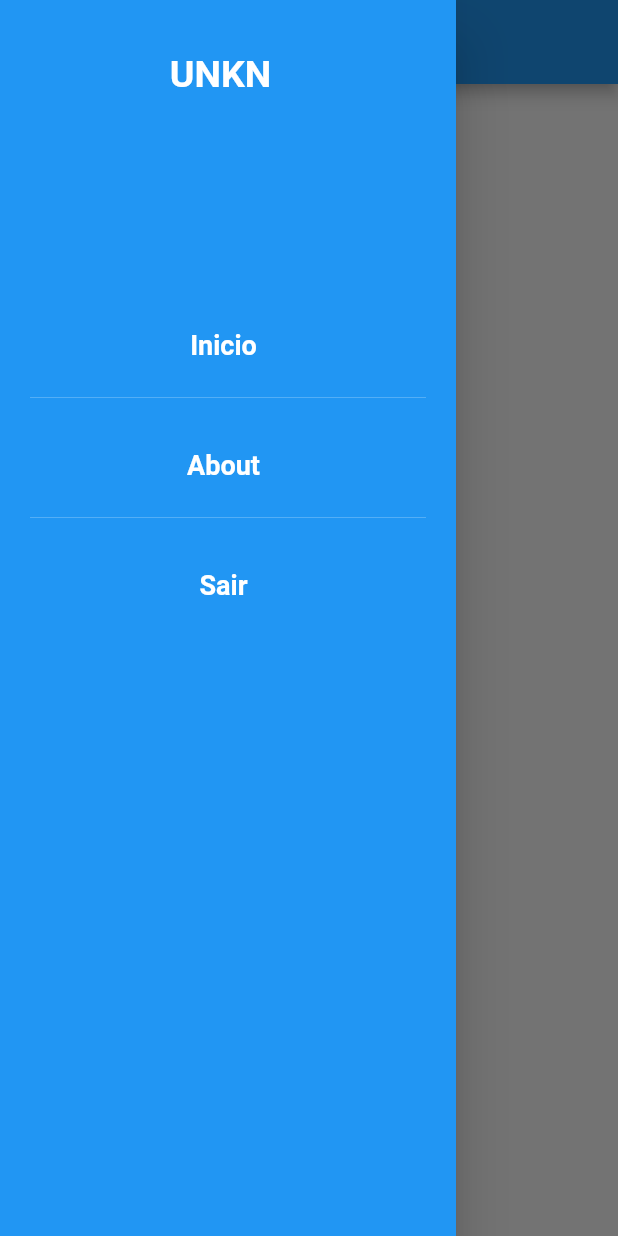
After one commit to steevedevops/unknperson, a Flutter app: the HomeScreen screen opened directly, with the side drawer open, on a phone screen of 412 x 824 dp. The commit adds this screen. Run offline on Flutter 3.47's test engine with Material 2 defaults, Android fonts, the light colour scheme and no system bars; our stand-ins replace connectivity, modal_progress_hud, shared_preferences; accounts and stored records are empty.

Commit message:
finalizado tela de inicial e controle de login para un usuario determinado

```diff
--- /dev/null
+++ b/lib/models/Usuario.dart
@@ -0,0 +1,30 @@
+class Usuario {
+  String sessionid;
+  String fullName;
+  String email;
+  String urlapi;
+  bool logado;
+  String msg_login;
+  Usuario({this.sessionid, this.fullName, this.email, this.urlapi, this.logado, this.msg_login});
+
+  Usuario.fromJson(Map<String, dynamic> json) {
+    sessionid = json['sessionid'];
+    fullName = json['fullName'];
+    email = json['email'];
+    urlapi = json['urlapi'];
+    logado = json['logado'];
+    msg_login = json['msg_login'];
+  }
+
+  Map<String, dynamic> toJson() {
+    final Map<String, dynamic> data = new Map<String, dynamic>();
+    data['sessionid'] = this.sessionid;
+    data['fullName'] = this.fullName;
+    data['email'] = this.email;
+    data['urlapi'] = this.urlapi;
+    data['logado'] = this.logado;
+    data['msg_login'] = this.msg_login;
+
+    return data;
+  }
+}
--- /dev/null
+++ b/lib/screen/home.dart
@@ -0,0 +1,52 @@
+import 'package:flutter/material.dart';
+import 'package:shared_preferences/shared_preferences.dart';
+import 'package:unknperson/widget/sidebar/sidebar.dart';
+
+class HomeScreen extends StatefulWidget {
+  @override
+  _HomeScreenState createState() => _HomeScreenState();
+}
+
+class _HomeScreenState extends State<HomeScreen> {
+  String name;
+  String email;
+  final GlobalKey<ScaffoldState> _scaffoldKey = new GlobalKey<ScaffoldState>();
+  @override
+  void initState() {
+    // TODO: implement initState
+    super.initState();
+    _getinformat();
+  }
+
+  @override
+  Widget build(BuildContext context) {
+    return WillPopScope(
+        onWillPop: () async {
+          SharedPreferences prefs = await SharedPreferences.getInstance();
+          if (prefs.getString('sessionid') != null) {
+            Future.value(false);
+          }
+        },
+        child: new Scaffold(
+          key: _scaffoldKey,
+          appBar: new AppBar(
+            backgroundColor: Theme.of(context).primaryColor,
+          ),
+          drawer: Sidebar(username: this.name, email: this.email),
+          body: Container(
+              child: Center(
+            child: Text('Hello this is me ${name}'),
+          )),
+        ));
+  }
+
+  _getinformat() async {
+    SharedPreferences prefs = await SharedPreferences.getInstance();
+    setState(() {
+      name = prefs.getString('fullname');
+      email = prefs.getString('email');
+    });
+
+    print('email cadastrado e ${prefs.getString('email')}');
+  }
+}
--- /dev/null
+++ b/lib/widget/sidebar/sidbar_items.dart
@@ -0,0 +1,42 @@
+import 'package:flutter/material.dart';
+
+class SidebarItem extends StatelessWidget {
+  final IconData icon;
+  final String text;
+  final Function onTap;
+
+  SidebarItem(this.icon, this.text, this.onTap);
+
+  @override
+  Widget build(BuildContext context) {
+    return Padding(
+      padding: EdgeInsets.fromLTRB(0.0, 10, 30.0, 0),
+      child: InkWell(
+          splashColor: Colors.blueAccent,
+          onTap: onTap,
+          child: Container(
+            color: Theme.of(context).primaryColor,
+            height: 40,
+            child: Row(
+              mainAxisAlignment: MainAxisAlignment.center,
+              children: <Widget>[
+                Row(
+                  children: <Widget>[
+                    Icon(icon, color: Colors.orange),
+                    Padding(
+                      padding: const EdgeInsets.all(0.0),
+                      child: Text(text,
+                          style: TextStyle(
+                              fontSize: 18.0,
+                              color: Colors.white,
+                              fontWeight: FontWeight.bold)),
+                    ),
+                  ],
+                ),
+                // Icon(Icons.arrow_right),
+              ],
+            ),
+          )),
+    );
+  }
+}
--- /dev/null
+++ b/lib/widget/sidebar/sidebar.dart
@@ -0,0 +1,77 @@
+import 'package:flutter/material.dart';
+import 'package:unknperson/widget/sidebar/sidbar_items.dart';
+
+class Sidebar extends StatelessWidget {
+  String username;
+  String email;
+  Sidebar({this.username, this.email});
+  @override
+  Widget build(BuildContext context) {
+    return SafeArea(
+      child: Drawer(
+          child: Container(
+        color: Theme.of(context).primaryColor,
+        child: ListView(
+          children: <Widget>[
+            SafeArea(
+                child: Container(
+                    child: Center(
+              child: Column(
+                mainAxisAlignment: MainAxisAlignment.center,
+                children: <Widget>[
+                  Container(
+                    padding: EdgeInsets.fromLTRB(0.0, 35.0, 10.0, 30.0),
+                    child: Text("UNKN",
+                        style: TextStyle(
+                          fontSize: 25.0,
+                          fontWeight: FontWeight.bold,
+                          color: Colors.white,
+                        )),
+                  ),
+                  Container(
+                    child: ListTile(
+                        title: Center(
+                          heightFactor: 2.0,
+                          child: Text('${this.username}',
+                              style: TextStyle(
+                                  color: Colors.white,
+                                  fontSize: 21,
+                                  fontWeight: FontWeight.w800)),
+                        ),
+                        subtitle: Center(
+                          child: Text('${this.email}',
+                              style: TextStyle(
+                                  color: Colors.white,
+                                  fontSize: 14,
+                                  fontWeight: FontWeight.w800)),
+                        )),
+                  ),
+                  SizedBox(
+                    height: 32,
+                  ),
+                  SidebarItem(null, "Inicio", () {}),
+                  Divider(
+                    height: 30,
+                    thickness: 0.5,
+                    color: Colors.white.withOpacity(0.3),
+                    endIndent: 20,
+                    indent: 20,
+                  ),
+                  SidebarItem(null, "About", () {}),
+                  Divider(
+                    height: 30,
+                    thickness: 0.5,
+                    color: Colors.white.withOpacity(0.3),
+                    endIndent: 20,
+                    indent: 20,
+                  ),
+                  SidebarItem(null, "Sair", () {}),
+                ],
+              ),
+            ))),
+          ],
+        ),
+      )),
+    );
+  }
+}
--- a/pubspec.yaml
+++ b/pubspec.yaml
@@ -19,6 +19,10 @@ environment:
 dependencies:
   flutter:
     sdk: flutter
+  http: ^0.12.0+2
+  shared_preferences: ^0.5.6+2
+  connectivity: ^0.3.2
+  modal_progress_hud: ^0.1.3
 
   # The following adds the Cupertino Icons font to your application.
   # Use with the CupertinoIcons class for iOS style icons.
```
Also changed, not shown: lib/main.dart (+8 -4 lines), lib/screen/login.dart (+106 -22 lines), lib/services/api.dart (+42 -0 lines), lib/widget/load_state.dart (added, +119 -0 lines), pubspec.lock, 3 other files.
